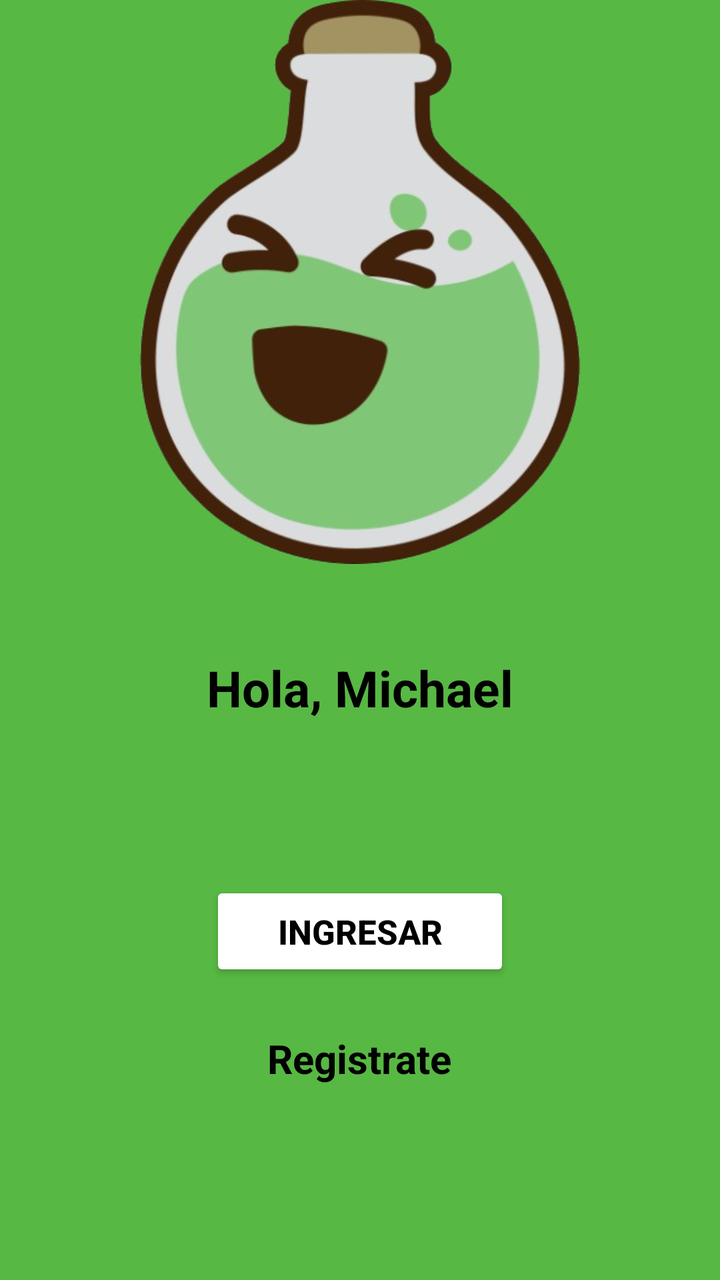
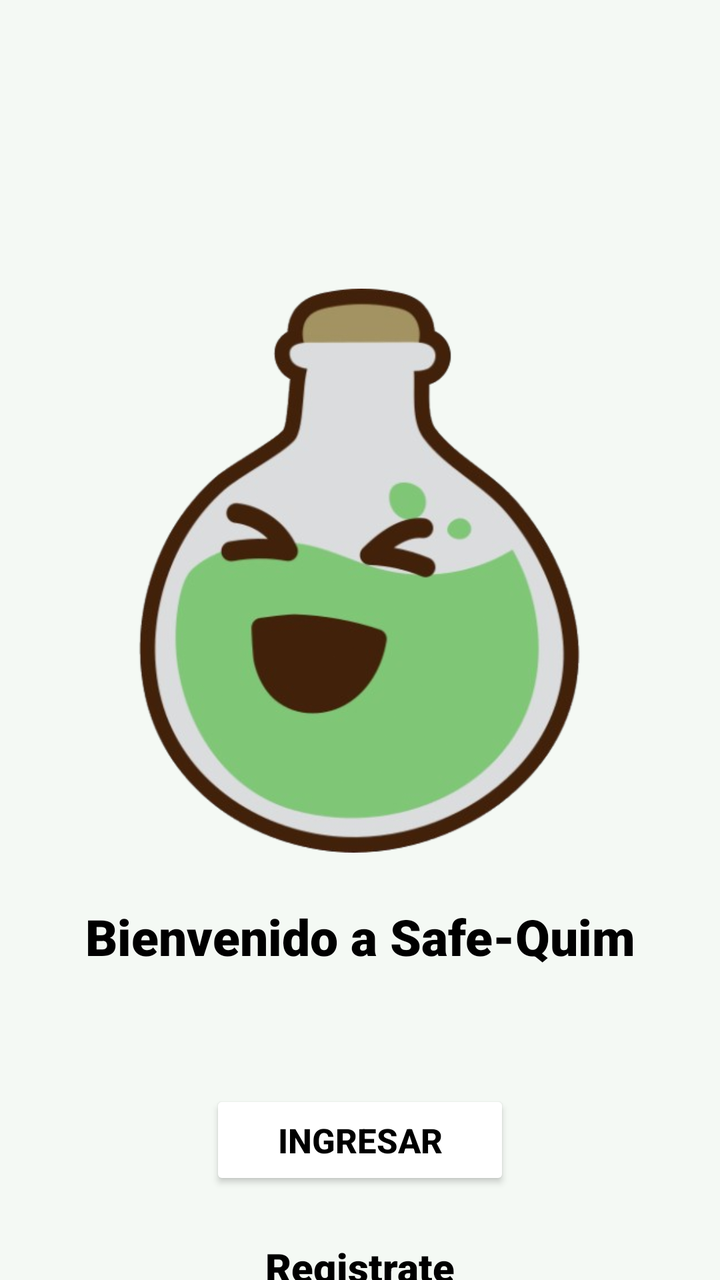

Compare the two renders of this Android layout. The source of the first and the diff that turns it into the second are given below.
<!-- AndroidManifest.xml: application theme Theme.App -->
<!-- res/layout/activity_inicio.xml -->
<?xml version="1.0" encoding="utf-8"?>
<LinearLayout xmlns:android="http://schemas.android.com/apk/res/android"
    xmlns:app="http://schemas.android.com/apk/res-auto"
    xmlns:tools="http://schemas.android.com/tools"
    android:id="@+id/main"
    android:layout_width="match_parent"
    android:layout_height="match_parent"
    android:orientation="vertical"
    android:gravity="center"
    android:background="@color/green"
    tools:context=".ui.inicio.InicioActivity">

    <ImageView
        android:layout_width="290dp"
        android:layout_height="282dp"
        android:src="@drawable/logo_app"
    />

    <TextView
        android:layout_width="match_parent"
        android:layout_height="wrap_content"
        android:text="@string/welcome_message"
        android:paddingStart="15dp"
        android:paddingEnd="15dp"
        android:gravity="center"
        android:layout_marginTop="45dp"
        android:textSize="25sp"
        android:textStyle="bold"
        android:textColor="@color/black"
    />
    
    <Button
        android:id="@+id/btn_ingresar"
        android:layout_width="150dp"
        android:layout_height="50dp"
        android:text="@string/ingresar"
        android:layout_marginTop="80dp"
        android:textSize="17sp"
        android:textColor="@color/black"
        android:backgroundTint="@color/white"
        android:textStyle="bold"
        app:strokeWidth = "2dp"
        app:strokeColor = "@color/black"
    />

    <TextView
        android:id="@+id/tv_registrate"
        android:layout_width="wrap_content"
        android:layout_height="match_parent"
        android:text="@string/registrate"
        android:layout_gravity="center"
        android:textSize="20sp"
        android:textStyle="bold"
        android:layout_marginTop="25dp"
        android:textColor="@color/black"
    />
</LinearLayout>
<!-- resources referenced by this layout -->
<resources>
  <color name="black">#FF000000</color>
  <color name="green">#58B844</color>
  <color name="white">#FFFFFFFF</color>
  <!-- drawable logo_app: png bitmap (drawable, 158709 bytes) -->
  <string name="ingresar">INGRESAR</string>
  <string name="registrate">Registrate</string>
  <string name="welcome_message">Hola, Michael</string>
  <style name="Theme.App" parent="Base.Theme.App" />
  <style name="Base.Theme.App" parent="Theme.Material3.DayNight.NoActionBar">
          
          
      </style>
</resources>

<!-- the commit's change to res/layout/activity_inicio.xml (unified diff, before → after) -->
@@ -1,57 +1,72 @@
 <?xml version="1.0" encoding="utf-8"?>
-<LinearLayout xmlns:android="http://schemas.android.com/apk/res/android"
+<androidx.constraintlayout.widget.ConstraintLayout
+    xmlns:android="http://schemas.android.com/apk/res/android"
     xmlns:app="http://schemas.android.com/apk/res-auto"
     xmlns:tools="http://schemas.android.com/tools"
     android:id="@+id/main"
     android:layout_width="match_parent"
     android:layout_height="match_parent"
-    android:orientation="vertical"
-    android:gravity="center"
-    android:background="@color/green"
+    android:background="@color/fondo"
     tools:context=".ui.inicio.InicioActivity">
 
     <ImageView
+        android:id="@+id/iv_logo"
+        android:contentDescription="@null"
         android:layout_width="290dp"
         android:layout_height="282dp"
-        android:src="@drawable/logo_app"
-    />
+        app:layout_constraintBottom_toBottomOf="parent"
+        app:layout_constraintEnd_toEndOf="parent"
+        app:layout_constraintHorizontal_bias="0.495"
+        app:layout_constraintStart_toStartOf="parent"
+        app:layout_constraintTop_toTopOf="parent"
+        app:layout_constraintVertical_bias="0.403"
+        app:srcCompat="@drawable/logo_app" />
 
     <TextView
-        android:layout_width="match_parent"
+        android:id="@+id/textView"
+        android:layout_width="0dp"
         android:layout_height="wrap_content"
-        android:text="@string/welcome_message"
+        android:layout_marginTop="25dp"
+        android:gravity="center"
         android:paddingStart="15dp"
         android:paddingEnd="15dp"
-        android:gravity="center"
-        android:layout_marginTop="45dp"
+        android:text="@string/text_welcome"
+        android:textColor="@color/black"
         android:textSize="25sp"
         android:textStyle="bold"
-        android:textColor="@color/black"
-    />
+        app:layout_constraintEnd_toEndOf="parent"
+        app:layout_constraintStart_toStartOf="parent"
+        app:layout_constraintTop_toBottomOf="@+id/iv_logo"
+        />
     
     <Button
         android:id="@+id/btn_ingresar"
         android:layout_width="150dp"
         android:layout_height="50dp"
+        android:layout_marginTop="60dp"
+        android:backgroundTint="@color/white"
         android:text="@string/ingresar"
-        android:layout_marginTop="80dp"
+        android:textColor="@color/black"
         android:textSize="17sp"
-        android:textColor="@color/black"
-        android:backgroundTint="@color/white"
         android:textStyle="bold"
         app:strokeWidth = "2dp"
         app:strokeColor = "@color/black"
+        app:layout_constraintTop_toBottomOf="@+id/textView"
+        app:layout_constraintStart_toStartOf="parent"
+        app:layout_constraintEnd_toEndOf="parent"
     />
 
     <TextView
         android:id="@+id/tv_registrate"
         android:layout_width="wrap_content"
-        android:layout_height="match_parent"
+        android:layout_height="wrap_content"
+        android:layout_marginTop="25dp"
         android:text="@string/registrate"
-        android:layout_gravity="center"
         android:textSize="20sp"
         android:textStyle="bold"
-        android:layout_marginTop="25dp"
         android:textColor="@color/black"
+        app:layout_constraintTop_toBottomOf="@+id/btn_ingresar"
+        app:layout_constraintStart_toStartOf="parent"
+        app:layout_constraintEnd_toEndOf="parent"
     />
-</LinearLayout>
+</androidx.constraintlayout.widget.ConstraintLayout>
<!-- resource entries referenced after the edit -->
@@ -1,16 +1,24 @@
 <!-- resources referenced by this layout -->
 <resources>
   <color name="black">#FF000000</color>
-  <color name="green">#58B844</color>
+  <color name="fondo">#F4F9F4</color>
   <color name="white">#FFFFFFFF</color>
   <!-- drawable logo_app: png bitmap (drawable, 158709 bytes) -->
   <string name="ingresar">INGRESAR</string>
   <string name="registrate">Registrate</string>
-  <string name="welcome_message">Hola, Michael</string>
+  <string name="text_welcome">Bienvenido a Safe-Quim</string>
   <style name="Theme.App" parent="Base.Theme.App" />
   <style name="Base.Theme.App" parent="Theme.Material3.DayNight.NoActionBar">
           
           
+          <item name="android:textViewStyle">@style/miFuente</item>
       </style>
+  <style name="miFuente" parent="Widget.AppCompat.TextView">
+          <item name="android:fontFamily">sans-serif-black</item>
+          <item name="android:textFontWeight">900</item>
+          <item name="android:textStyle">bold</item>
+          <item name="android:textColor">@color/color_text</item>
+      </style>
+  <color name="color_text">#333333</color>
 </resources>
 
